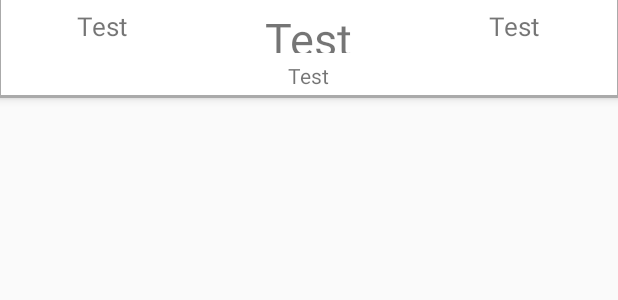
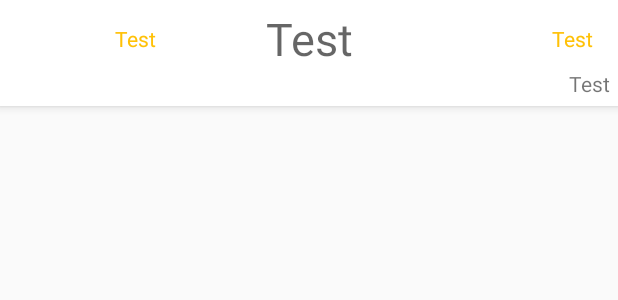
Before and after one commit to ShimonaJ/P3_repository, an Android app: the layout scores_list_item.xml on its own in the app's theme, with its tools: preview values and no code run, on a phone screen of 412 x 824 dp. Shown: the top 300 px of the screen. Run offline under Robolectric (Android 15) with nearby library versions, the phone set to English and light mode, and no system bars.

Commit message:
Implemented Material

```diff
--- a/app/src/main/res/layout/fragment_main.xml
+++ b/app/src/main/res/layout/fragment_main.xml
@@ -5,11 +5,11 @@
 
     tools:context=".MainActivity$PlaceholderFragment">
 
-        <ListView android:background="@drawable/touch_selector"
+        <ListView
             android:layout_width="match_parent"
             android:layout_height="match_parent" android:padding="16dp"
             android:id = "@+id/scores_list"
-            android:divider="@android:color/transparent"
-            android:dividerHeight="15sp"
+
+
             />
 </LinearLayout>
--- a/app/src/main/res/layout/pager_fragment.xml
+++ b/app/src/main/res/layout/pager_fragment.xml
@@ -13,6 +13,9 @@
             android:layout_height="match_parent"
             android:src="@drawable/ic_launcher"
             android:scaleType="center"/>
+        <TextView android:gravity="center"  android:textColor="@color/white" android:paddingLeft="16dp"
+            android:layout_width="wrap_content" android:text="Football Scores"
+            android:layout_height="match_parent" />
     </android.support.v7.widget.Toolbar>
 
     <android.support.v4.view.ViewPager
@@ -21,7 +24,7 @@
         android:layout_width="match_parent"
         android:layout_height="match_parent">
         <android.support.v4.view.PagerTabStrip  android:background="@color/primary"
-            android:id="@+id/pager_header"
+            android:id="@+id/pager_header"   android:textColor="@color/white"
             android:layout_width="match_parent"
             android:layout_height="wrap_content"
             android:layout_gravity="top"
--- a/app/src/main/res/layout/scores_list_item.xml
+++ b/app/src/main/res/layout/scores_list_item.xml
@@ -1,79 +1,87 @@
 <?xml version="1.0" encoding="utf-8"?>
 <LinearLayout xmlns:android="http://schemas.android.com/apk/res/android"
     android:orientation="vertical" android:layout_width="match_parent"
+    android:layout_height="wrap_content" android:background="@color/white"
+    android:elevation="4dp"
+
+    >
+    <LinearLayout
+        android:orientation="vertical" android:layout_width="match_parent"
         android:layout_height="wrap_content"
-    android:elevation="4dp"
-    android:background="@drawable/list_item"
+        android:padding="5dp"
         >
     <LinearLayout
         android:orientation="horizontal" android:layout_width="match_parent"
         android:layout_height="wrap_content"
-        android:paddingTop="5dp"
+
         >
-        <LinearLayout
-            android:layout_width="0dp"
-            android:layout_height="match_parent"
-            android:layout_weight="1"
-            android:orientation="vertical">
+
+        <FrameLayout
+            android:layout_width="60dp" android:layout_gravity="center_vertical"
+            android:layout_height="wrap_content">
+
             <ImageView
+                android:id="@+id/home_crest"
+                android:layout_gravity="center"
                 android:layout_width="wrap_content"
                 android:layout_height="wrap_content"
+                android:adjustViewBounds="true"/>
+
+        </FrameLayout>
+
+
+            <TextView android:textColor="@color/accent"
+                android:layout_width="50dp"
+                android:layout_height="wrap_content"
                 android:layout_gravity="center"
-                android:id="@+id/home_crest"/>
+                style="?android:attr/textAppearanceSmall"
+                android:gravity="center"
+                android:text="@string/test_text"
+                android:id="@+id/home_name"/>
         <TextView
             android:layout_width="wrap_content"
             android:layout_height="wrap_content"
-                android:layout_gravity="center"
-                android:textSize="@dimen/TeamNames"
-                android:gravity="center"
-                android:text="@string/test_text"
-                android:id="@+id/home_name"/>
-        </LinearLayout>
-        <LinearLayout
-            android:layout_width="0dp"
-            android:layout_height="match_parent"
-            android:layout_weight="1"
-            android:orientation="vertical">
-            <TextView
-                android:layout_width="wrap_content"
-                android:layout_height="0dp"
 android:layout_weight="1"
             android:text="@string/test_text"
-                android:layout_gravity="center"
-                android:gravity="center"
+            android:layout_gravity="center"  style="?android:attr/textAppearanceMedium"
+            android:gravity="center_horizontal"
             android:textSize="@dimen/Score"
             android:id="@+id/score_textview"/>
-            <TextView
+        <FrameLayout
+            android:layout_width="60dp"  android:layout_gravity="center_vertical"
+            android:layout_height="wrap_content">
+
+            <ImageView
+                android:id="@+id/away_crest"
+                android:layout_gravity="center"
                 android:layout_width="wrap_content"
-                android:layout_height="0dp"
-                android:layout_weight="1"
+                android:layout_height="wrap_content"
+                android:adjustViewBounds="true"/>
+
+        </FrameLayout>
+
+
+
+            <TextView  android:layout_width="50dp"
+                android:textColor="@color/accent"
+                android:layout_height="wrap_content" style="?android:attr/textAppearanceSmall"
+
                 android:text="@string/test_text"
                 android:layout_gravity="center"
                 android:gravity="center"
                 android:id="@+id/data_textview"/>
-
     </LinearLayout>
-        <LinearLayout
-            android:layout_width="0dp"
-            android:layout_height="match_parent"
-            android:layout_weight="1"
-            android:orientation="vertical">
-            <ImageView
-                android:layout_width="wrap_content"
-                android:layout_height="wrap_content"
-                android:layout_gravity="center"
-                android:id="@+id/away_crest"/>
         <TextView
             android:layout_width="wrap_content"
             android:layout_height="wrap_content"
-                android:layout_gravity="center"
+            android:layout_gravity="end"
+            style="?android:attr/textAppearanceSmall"
             android:gravity="center"
             android:text="@string/test_text"
-                android:textSize="@dimen/TeamNames"
             android:id="@+id/away_name"/>
+
     </LinearLayout>
-    </LinearLayout>
-    <FrameLayout
+    <FrameLayout android:background="@color/primary_light"
         android:layout_width="match_parent"
         android:layout_height="wrap_content"
         android:id="@+id/details_fragment_container">
```
Lines whose indentation alone changed are shown as unchanged.
